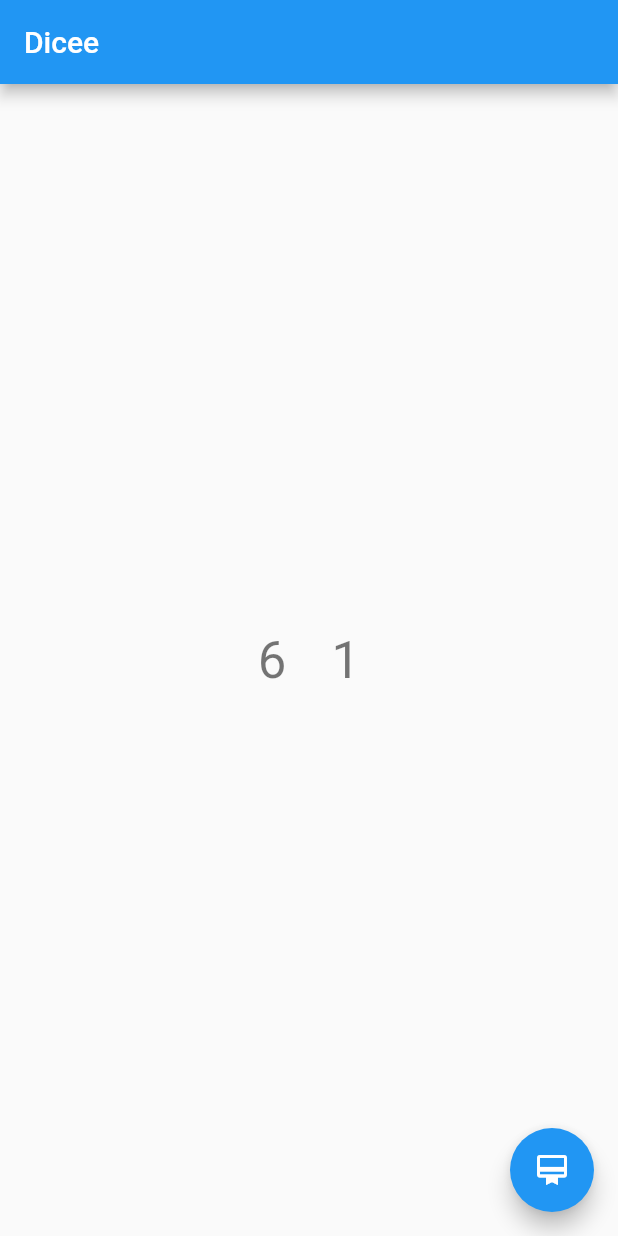
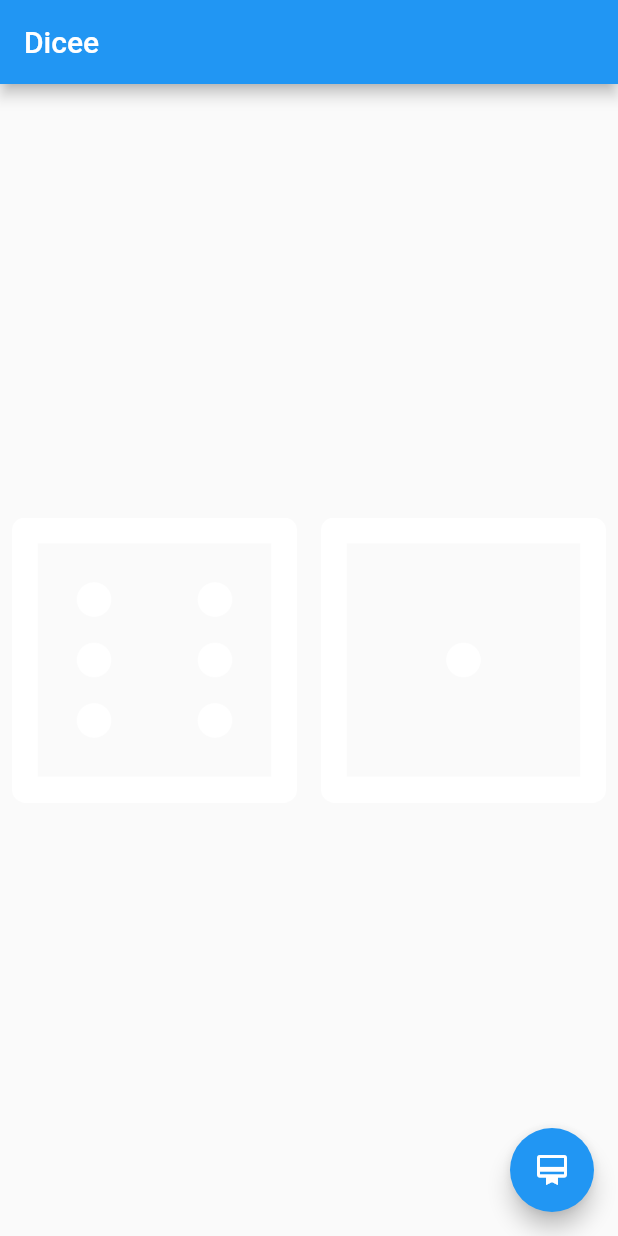
Before and after one commit to Luckey-Elijah/Dicee-Flutter, a Flutter app: the screen it shows after launch, on a phone screen of 412 x 824 dp. Run offline on Flutter 3.47's test engine with Material 2 defaults, Android fonts, the phone set to English and light mode, and no system bars.

Commit message:
adding dice and assets

```diff
--- a/lib/home_page.dart
+++ b/lib/home_page.dart
@@ -27,18 +27,16 @@ class _MyHomePageState extends State<MyHomePage> {
         child: Row(
           mainAxisAlignment: MainAxisAlignment.center,
           children: <Widget>[
-            Padding(
-              padding: EdgeInsets.all(15.0),
-              child: Text(
-                '$_leftDice',
-                style: Theme.of(context).textTheme.headline4,
+            Expanded(
+              child: Padding(
+                padding: const EdgeInsets.all(8.0),
+                child: Image.asset('images/dice$_leftDice.png'),
               ),
             ),
-            Padding(
-              padding: EdgeInsets.all(15.0),
-              child: Text(
-                '$_rightDice',
-                style: Theme.of(context).textTheme.headline4,
+            Expanded(
+              child: Padding(
+                padding: const EdgeInsets.all(8.0),
+                child: Image.asset('images/dice$_rightDice.png'),
               ),
             ),
           ],
```
Also changed, not shown: pubspec.yaml (+3 -55 lines), images/dice1.png (added), images/dice2.png (added), images/dice3.png (added), images/dice4.png (added), images/dice5.png (added), images/dice6.png (added).
